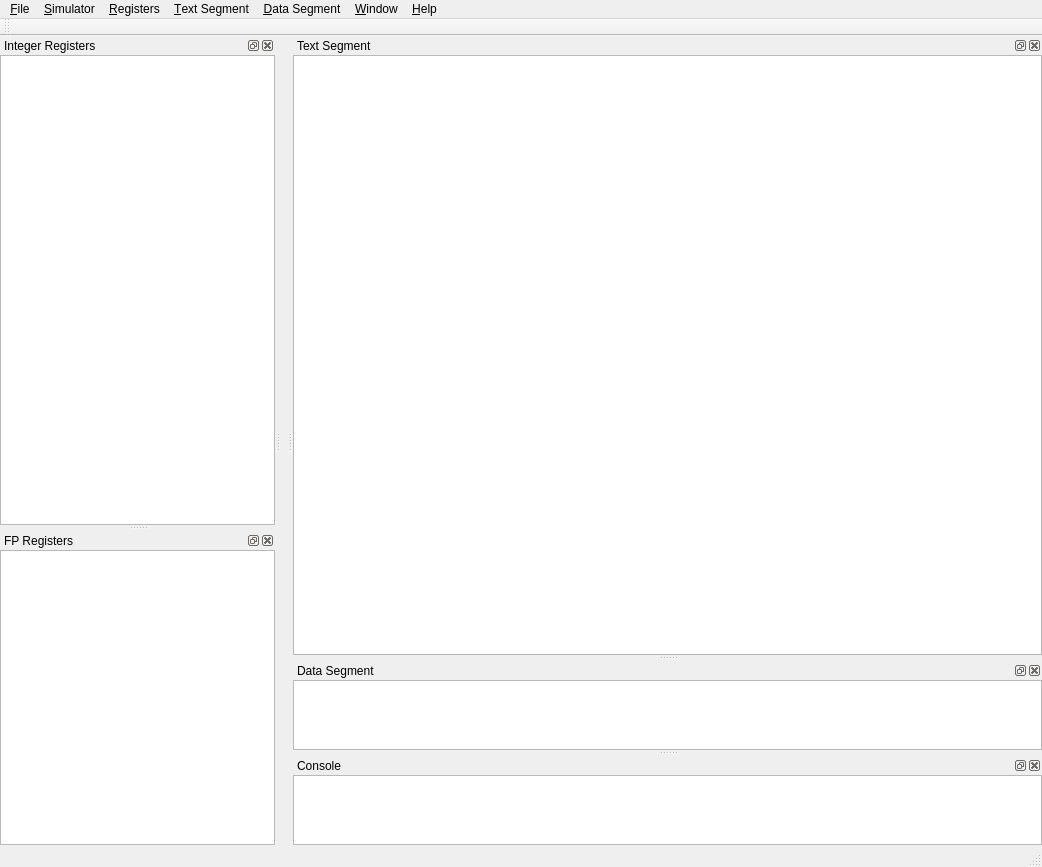
First picture: the form in QtSpim/spimview.ui, repository billsix/spim, before the edit.
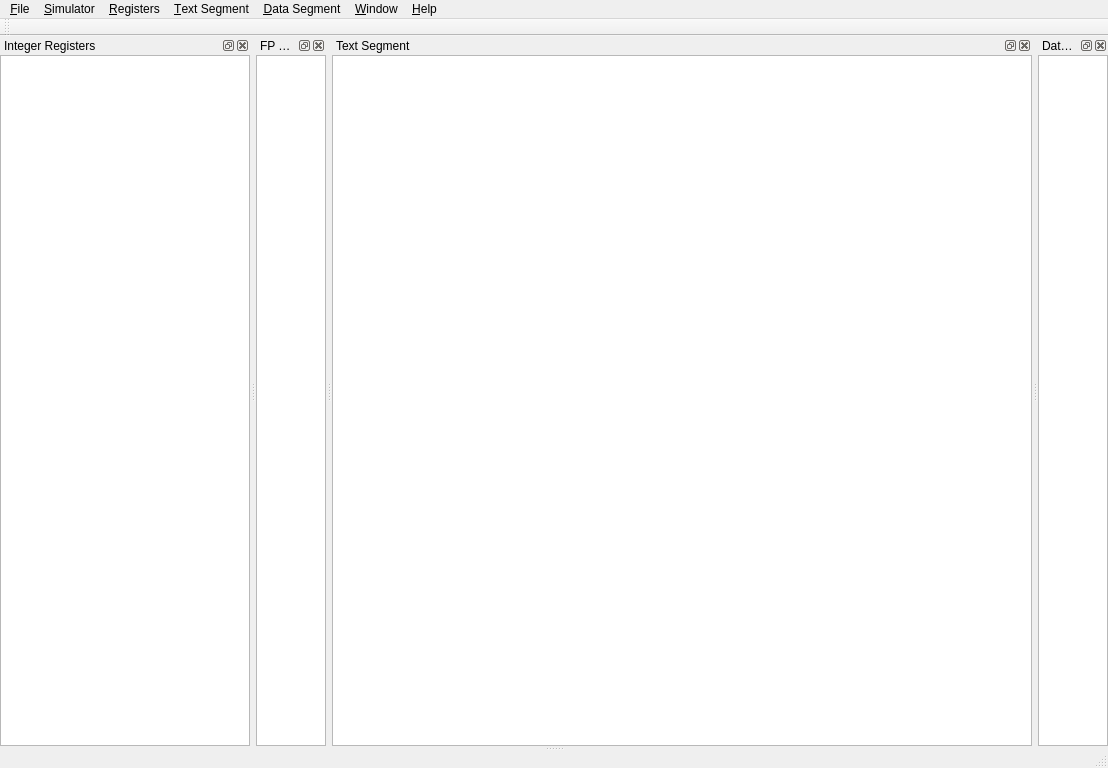
Second picture: the form after the edit.

The edit to the form file:
```diff
--- a/QtSpim/spimview.ui
+++ b/QtSpim/spimview.ui
@@ -6,7 +6,7 @@
    <rect>
     <x>0</x>
     <y>0</y>
-    <width>1042</width>
+    <width>1024</width>
     <height>768</height>
    </rect>
   </property>
@@ -16,30 +16,20 @@
   <property name="dockOptions">
    <set>QMainWindow::AnimatedDocks|QMainWindow::ForceTabbedDocks|QMainWindow::VerticalTabs</set>
   </property>
-  <widget class="QWidget" name="centralWidget">
-   <widget class="QTextEdit" name="xTextSegTextEdit">
-    <property name="geometry">
-     <rect>
-      <x>0</x>
-      <y>0</y>
-      <width>0</width>
-      <height>0</height>
-     </rect>
-    </property>
-    <property name="undoRedoEnabled">
-     <bool>false</bool>
-    </property>
-    <property name="readOnly">
-     <bool>true</bool>
-    </property>
-   </widget>
+  <widget class="QTextEdit" name="centralWidget">
+   <property name="undoRedoEnabled">
+    <bool>false</bool>
+   </property>
+   <property name="readOnly">
+    <bool>true</bool>
+   </property>
   </widget>
   <widget class="QMenuBar" name="menuBar">
    <property name="geometry">
     <rect>
      <x>0</x>
      <y>0</y>
-     <width>1042</width>
+     <width>1024</width>
      <height>21</height>
     </rect>
    </property>
@@ -159,13 +149,13 @@
     <string>Integer Registers</string>
    </property>
    <attribute name="dockWidgetArea">
-    <number>1</number>
+    <number>4</number>
    </attribute>
    <widget class="QTextEdit" name="IntRegTextEdit">
     <property name="minimumSize">
      <size>
-      <width>275</width>
-      <height>310</height>
+      <width>250</width>
+      <height>600</height>
      </size>
     </property>
     <property name="undoRedoEnabled">
@@ -184,7 +174,7 @@
     <string>FP Registers</string>
    </property>
    <attribute name="dockWidgetArea">
-    <number>1</number>
+    <number>4</number>
    </attribute>
    <widget class="QTextEdit" name="FPRegTextEdit">
     <property name="undoRedoEnabled">
@@ -196,16 +186,25 @@
    </widget>
   </widget>
   <widget class="QDockWidget" name="TextSegDockWidget">
+   <property name="sizePolicy">
+    <sizepolicy hsizetype="Preferred" vsizetype="Preferred">
+     <horstretch>0</horstretch>
+     <verstretch>0</verstretch>
+    </sizepolicy>
+   </property>
+   <property name="allowedAreas">
+    <set>Qt::BottomDockWidgetArea|Qt::TopDockWidgetArea</set>
+   </property>
    <property name="windowTitle">
     <string>Text Segment</string>
    </property>
    <attribute name="dockWidgetArea">
-    <number>2</number>
+    <number>4</number>
    </attribute>
    <widget class="QTextEdit" name="TextSegmentTextEdit">
     <property name="minimumSize">
      <size>
-      <width>749</width>
+      <width>700</width>
       <height>600</height>
      </size>
     </property>
@@ -225,7 +224,7 @@
     <string>Data Segment</string>
    </property>
    <attribute name="dockWidgetArea">
-    <number>2</number>
+    <number>4</number>
    </attribute>
    <widget class="QTextEdit" name="DataSegTextEdit">
     <property name="undoRedoEnabled">
@@ -236,29 +235,7 @@
     </property>
    </widget>
   </widget>
-  <widget class="QDockWidget" name="ConsoleDockWidget">
-   <property name="allowedAreas">
-    <set>Qt::AllDockWidgetAreas</set>
-   </property>
-   <property name="windowTitle">
-    <string>Console</string>
-   </property>
-   <attribute name="dockWidgetArea">
-    <number>2</number>
-   </attribute>
-   <widget class="QTextEdit" name="ConsoleTextEdit">
-    <property name="windowTitle">
-     <string>Console</string>
-    </property>
-    <property name="undoRedoEnabled">
-     <bool>false</bool>
-    </property>
-    <property name="readOnly">
-     <bool>true</bool>
-    </property>
-   </widget>
-  </widget>
-  <action name="action_Open">
+  <action name="action_File_Open">
    <property name="text">
     <string>&amp;Open Source File</string>
    </property>
```
Left out of the diff: 185 changed lines with no effect on the pictures.
